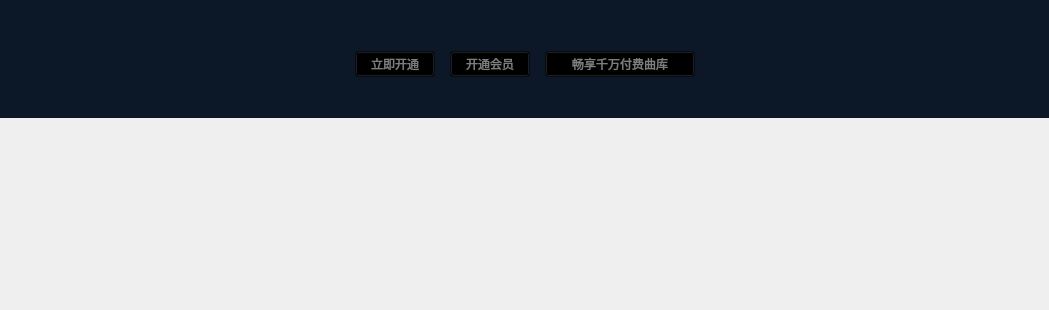
Before: the Qt Designer form VideoPlayer/mainwidget/vipmember/VipMember.ui in huizhang556/pc-video-player, drawn with Qt 5.
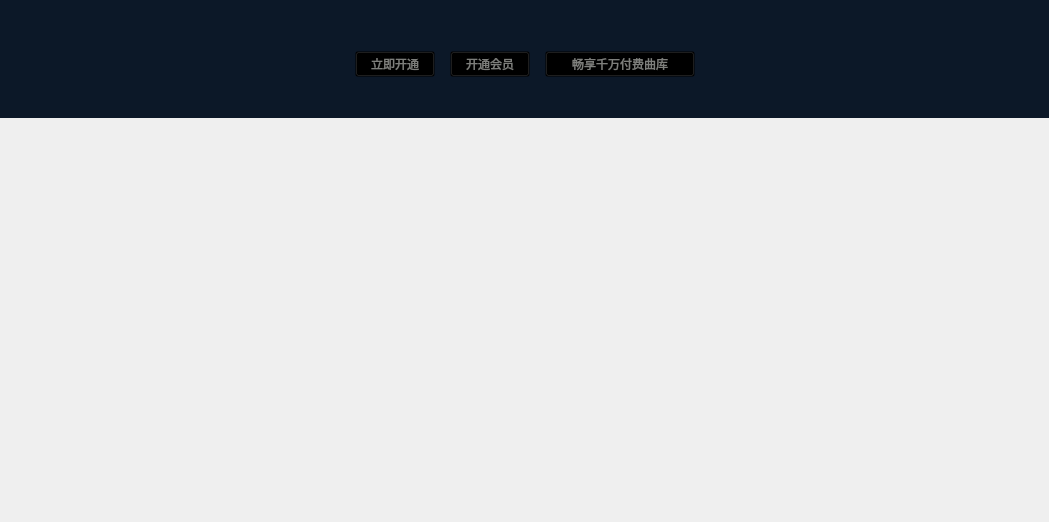
After: the same form once the commit is applied. Icons and pictures are not drawn.

What changed in the file:
```diff
--- a/VideoPlayer/mainwidget/vipmember/VipMember.ui
+++ b/VideoPlayer/mainwidget/vipmember/VipMember.ui
@@ -7,7 +7,7 @@
     <x>0</x>
     <y>0</y>
     <width>1049</width>
-    <height>310</height>
+    <height>522</height>
    </rect>
   </property>
   <property name="windowTitle">
@@ -34,6 +34,12 @@
    </property>
    <item>
     <widget class="QScrollArea" name="scrollArea">
+     <property name="minimumSize">
+      <size>
+       <width>0</width>
+       <height>0</height>
+      </size>
+     </property>
      <property name="styleSheet">
       <string notr="true">#scrollArea
 {
@@ -49,9 +55,15 @@
         <x>0</x>
         <y>0</y>
         <width>1049</width>
-        <height>310</height>
+        <height>522</height>
        </rect>
       </property>
+      <property name="minimumSize">
+       <size>
+        <width>0</width>
+        <height>0</height>
+       </size>
+      </property>
       <property name="styleSheet">
        <string notr="true"/>
       </property>
```
